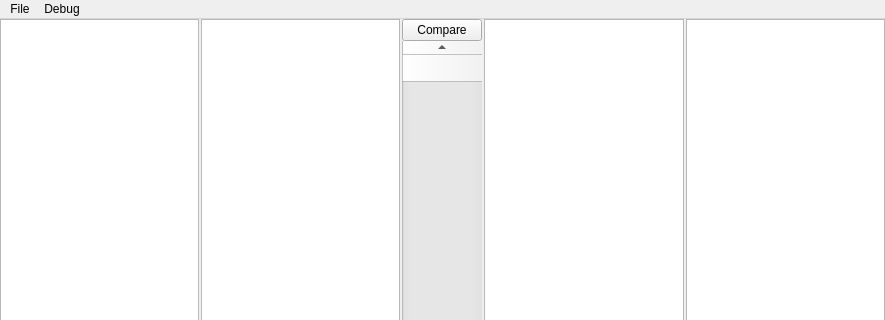
Qt form mainwindow.ui (kklibo/DifferenceFinder) before a commit; both pictures show x 0 to 885 and y 0 to 320 of the 885 by 579 pixel window.
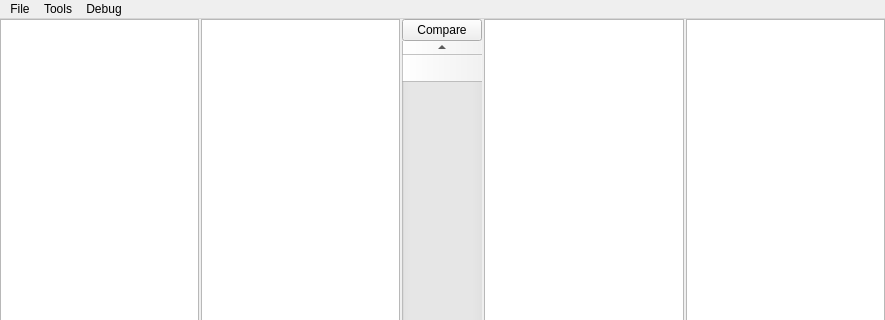
The same form after that commit. Custom widgets are drawn as their Qt base class.

What changed in the file:
```diff
--- a/mainwindow.ui
+++ b/mainwindow.ui
@@ -242,7 +242,14 @@
     <addaction name="actionTest"/>
     <addaction name="actionTest_highlighting"/>
    </widget>
+   <widget class="QMenu" name="menuTools">
+    <property name="title">
+     <string>Tools</string>
+    </property>
+    <addaction name="actionSettings"/>
+   </widget>
    <addaction name="menuLoad_File1_Left"/>
+   <addaction name="menuTools"/>
    <addaction name="menuDebug"/>
   </widget>
   <widget class="QStatusBar" name="statusBar"/>
```
Left out of the diff: 5 changed lines with no effect on the pictures.
